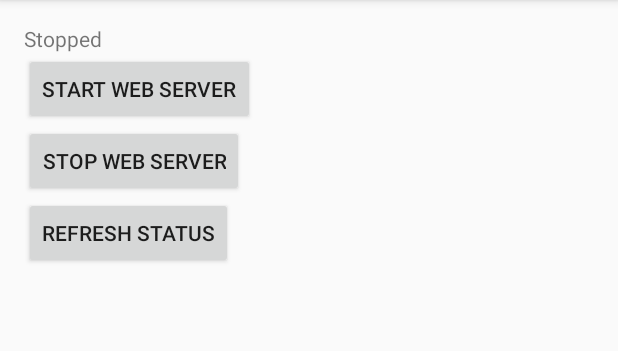
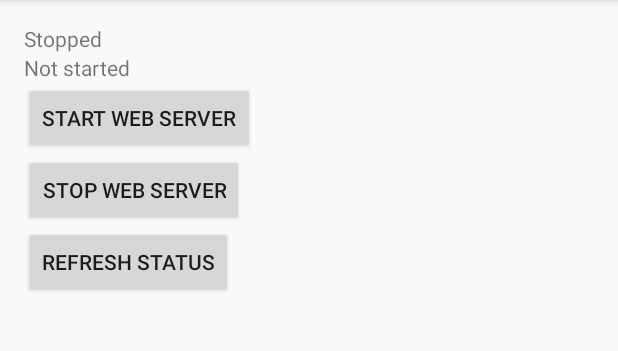
Before and after one commit to GusRustam/VideoTest, an Android app: the screen it shows after launch (MainActivity), after a tap on "START WEB SERVER", on a phone screen of 412 x 824 dp, the part 84-435 px from its top. Run offline under Robolectric (Android 15) with nearby library versions, the phone set to English and light mode, and no system bars.

Commit message:
more info on main screen

```diff
--- a/app/src/main/java/ru/automize/videotest/MainActivity.java
+++ b/app/src/main/java/ru/automize/videotest/MainActivity.java
@@ -44,17 +44,14 @@ public class MainActivity extends ActionBarActivity {
     }
 
     public void startWebServer(View view) {
-        WifiManager wifiManager = (WifiManager) getSystemService(WIFI_SERVICE);
-        int ipAddress = wifiManager.getConnectionInfo().getIpAddress();
-        final String formattedIpAddress = String.format("%d.%d.%d.%d", (ipAddress & 0xff), (ipAddress >> 8 & 0xff),
-                (ipAddress >> 16 & 0xff), (ipAddress >> 24 & 0xff));
+        if (isMyServiceRunning(WebServerService.class)) {
+            Toast.makeText(this, "Server already running", Toast.LENGTH_SHORT).show();
+        } else {
+            Intent intent = new Intent(this, WebServerService.class);
+            startService(intent);
 
-        Toast.makeText(this, "Please access! http://" + formattedIpAddress + ":" + 8080, Toast.LENGTH_SHORT).show();
-
-        Intent intent = new Intent(this, WebServerService.class);
-        startService(intent);
-
-        updateServiceStatus();
+            updateServiceStatus();
+        }
     }
 
     private boolean isMyServiceRunning(Class<?> serviceClass) {
@@ -73,7 +70,18 @@ public class MainActivity extends ActionBarActivity {
 
     private void updateServiceStatus() {
         TextView text = (TextView) findViewById(R.id.server_status);
-        text.setText(isMyServiceRunning(WebServerService.class) ? "Running" : "Stopped");
+        boolean myServiceRunning = isMyServiceRunning(WebServerService.class);
+        text.setText(myServiceRunning ? "Running" : "Stopped");
+
+        WifiManager wifiManager = (WifiManager) getSystemService(WIFI_SERVICE);
+        int ipAddress = wifiManager.getConnectionInfo().getIpAddress();
+        final String formattedIpAddress = String.format("%d.%d.%d.%d", (ipAddress & 0xff), (ipAddress >> 8 & 0xff),
+                (ipAddress >> 16 & 0xff), (ipAddress >> 24 & 0xff));
+
+        text = (TextView) findViewById(R.id.ip_address);
+        if (text != null) {
+            text.setText(myServiceRunning ? "Address is http://" + formattedIpAddress + ":" + 8080 : "Not started");
+        }
     }
 
     public void stopWebServer(View view) {
--- a/app/src/main/res/layout/activity_main.xml
+++ b/app/src/main/res/layout/activity_main.xml
@@ -8,6 +8,12 @@
 
     <TextView
         android:id="@+id/server_status"
+        android:text="@string/hello_world"
+        android:layout_width="wrap_content"
+        android:layout_height="wrap_content" />
+
+    <TextView
+        android:id="@+id/ip_address"
         android:text="@string/hello_world"
         android:layout_width="wrap_content"
         android:layout_height="wrap_content" />
```
